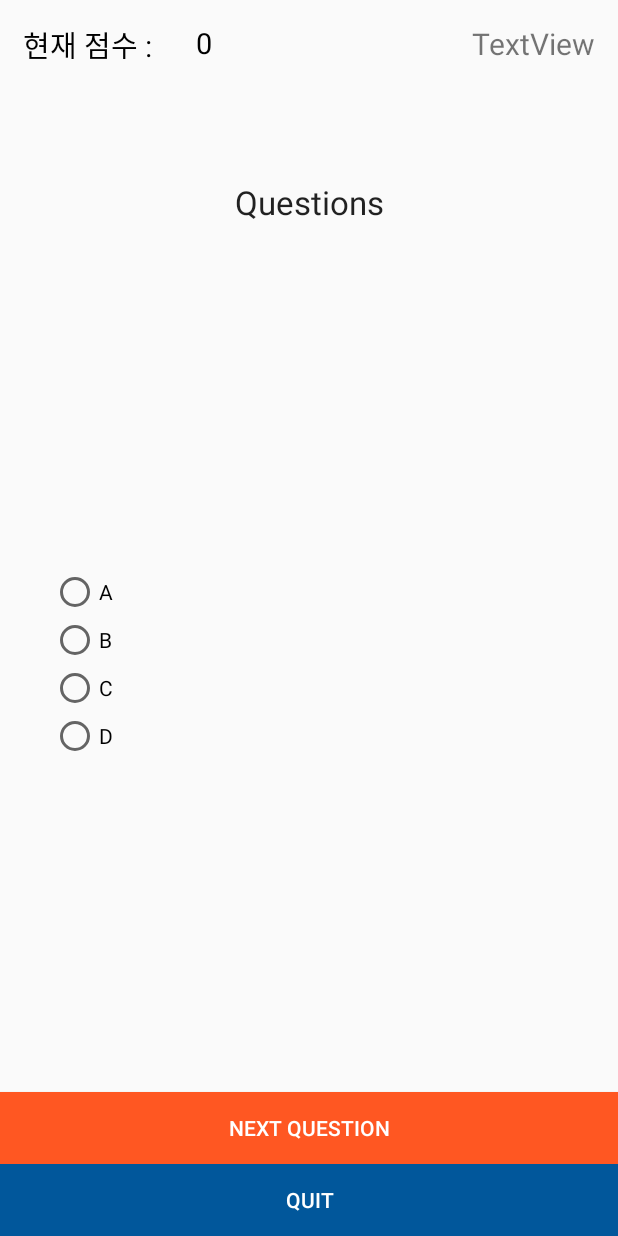
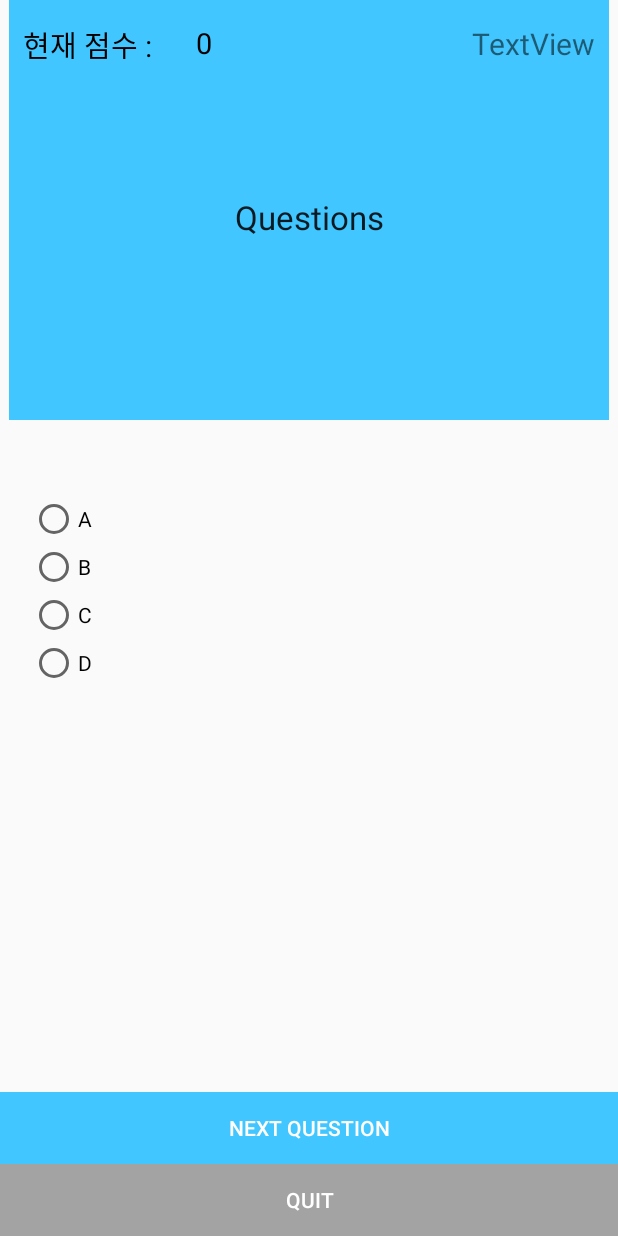
Before and after one commit to khjin2443/hahahaha, an Android app: the layout activity_quiz.xml on its own in the app's theme, with its tools: preview values and no code run, on a phone screen of 412 x 824 dp. Run offline under Robolectric (Android 15) with nearby library versions, the phone set to English and light mode, and no system bars.

Commit message:
change design

```diff
--- a/app/src/main/res/layout/activity_quiz.xml
+++ b/app/src/main/res/layout/activity_quiz.xml
@@ -6,6 +6,17 @@
     android:layout_width="match_parent"
     android:layout_height="match_parent"
     tools:context=".activity_quiz">
+
+    <FrameLayout
+        android:id="@+id/frameLayout2"
+        android:layout_width="400dp"
+        android:layout_height="280dp"
+        android:background="@color/colorPrimary"
+        app:layout_constraintEnd_toEndOf="parent"
+        app:layout_constraintStart_toStartOf="parent"
+        app:layout_constraintTop_toTopOf="parent">
+
+    </FrameLayout>
 
     <TextView
         android:id="@+id/receive_name"
@@ -26,14 +37,10 @@
         android:layout_height="wrap_content"
         android:layout_centerVertical="true"
         android:layout_marginStart="20dp"
-        android:layout_marginTop="15dp"
-        android:layout_marginEnd="323dp"
-        android:layout_marginBottom="8dp"
+        android:layout_marginTop="50dp"
         android:clickable="true"
-        app:layout_constraintBottom_toTopOf="@+id/next_btn"
-        app:layout_constraintEnd_toEndOf="parent"
         app:layout_constraintStart_toStartOf="parent"
-        app:layout_constraintTop_toBottomOf="@+id/quiz_title">
+        app:layout_constraintTop_toBottomOf="@+id/frameLayout2">
         <!--android:layout-->
         <!--android:checkedButton="@+id/radioButton"-->
 
@@ -75,7 +82,7 @@
         android:layout_below="@+id/rb_grp"
         android:layout_alignParentEnd="true"
         android:layout_alignParentRight="true"
-        android:background="#FF5722"
+        android:background="@color/colorPrimary"
         android:text="Next Question"
         android:textColor="#ffffff"
         app:layout_constraintBottom_toTopOf="@+id/quit_btn"
@@ -89,7 +96,7 @@
         android:layout_below="@+id/next_btn"
         android:layout_alignParentEnd="true"
         android:layout_alignParentRight="true"
-        android:background="#01579B"
+        android:background="@color/colorGray"
         android:text="Quit"
         android:textColor="#ffffff"
         app:layout_constraintBottom_toBottomOf="parent"
@@ -104,13 +111,14 @@
         android:layout_alignParentStart="true"
         android:layout_alignParentLeft="true"
         android:layout_marginStart="60dp"
-        android:layout_marginTop="120dp"
+        android:layout_marginTop="130dp"
         android:layout_marginEnd="60dp"
         android:text="Questions"
         android:textAppearance="?android:attr/textAppearanceLarge"
         app:layout_constraintEnd_toEndOf="parent"
+        app:layout_constraintHorizontal_bias="0.503"
         app:layout_constraintStart_toStartOf="parent"
-        app:layout_constraintTop_toTopOf="parent" />
+        app:layout_constraintTop_toTopOf="@+id/frameLayout2" />
 
     <TextView
         android:id="@+id/textView3"
--- a/app/src/main/res/values/colors.xml
+++ b/app/src/main/res/values/colors.xml
@@ -3,4 +3,6 @@
     <color name="colorPrimary">#41c6ff</color>
     <color name="colorPrimaryDark">#41c6ff</color>
     <color name="colorAccent">#D81B60</color>
+    <color name="colorWhite">#ffffff</color>
+    <color name="colorGray">#a3a3a3</color>
 </resources>
```
Also changed, not shown: app/src/main/res/layout/activity_main.xml (+58 -33 lines).
